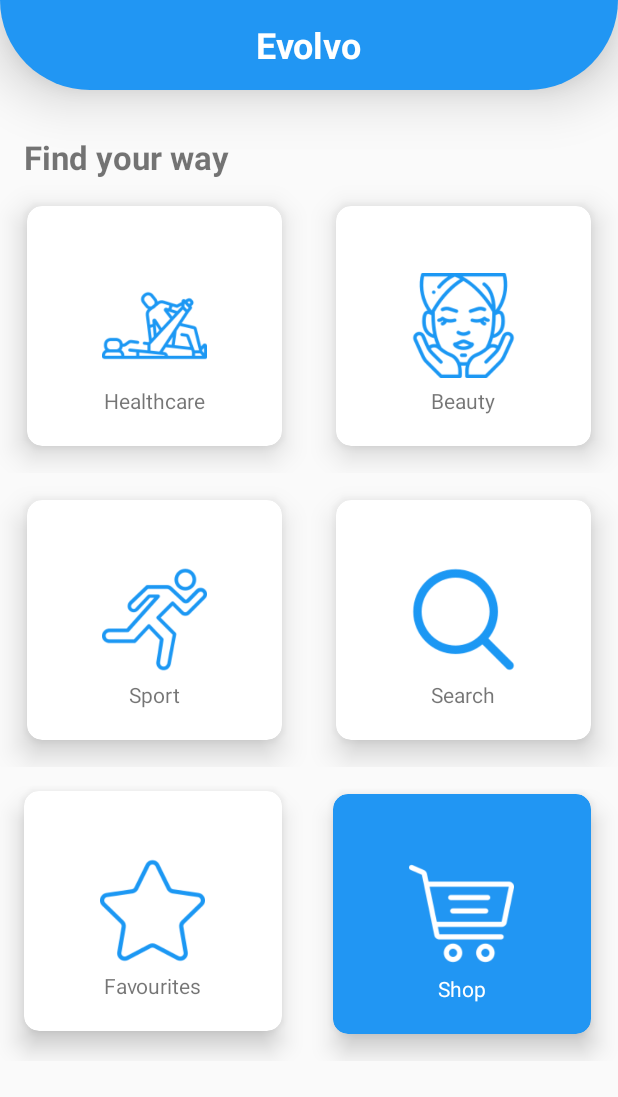
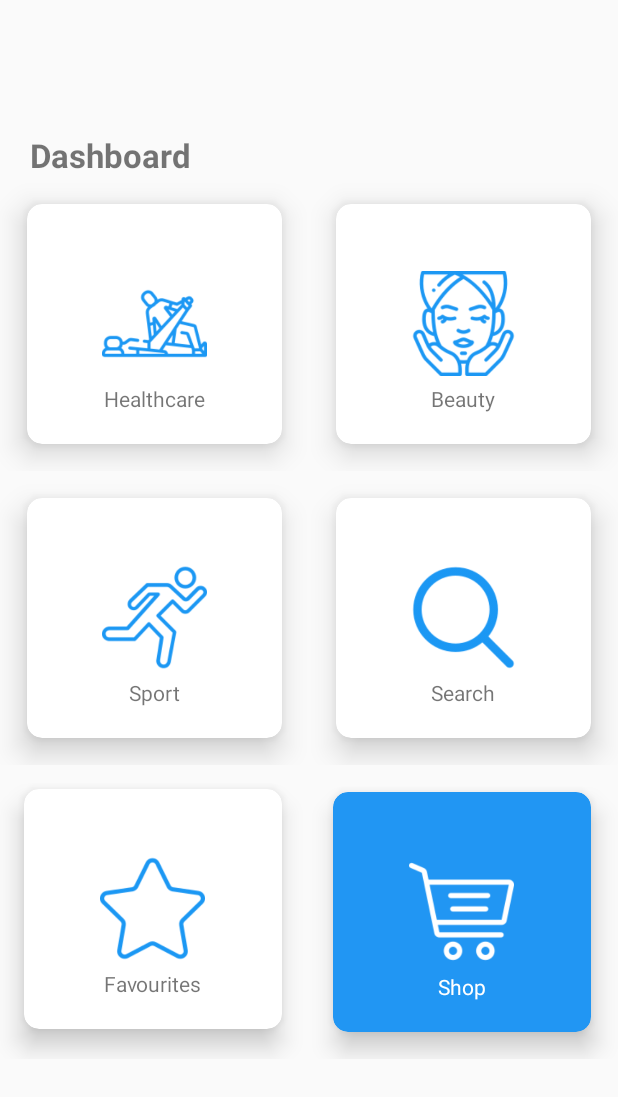
Before and after one commit to stebaia/Evolvo, an Android app: the MainActivity screen opened directly, with no data from a screen before it, on a phone screen of 412 x 824 dp. Shown: the top 1097 px of the screen. Run offline under Robolectric (Android 15) with nearby library versions, the phone set to English and light mode, and no system bars; Roboto replaces fonts that are not available here.

Commit message:
change color

```diff
--- a/app/src/main/res/layout/activity_two_chose_layout.xml
+++ b/app/src/main/res/layout/activity_two_chose_layout.xml
@@ -1,17 +1,22 @@
 <?xml version="1.0" encoding="utf-8"?>
-<LinearLayout
+<RelativeLayout
         android:orientation="vertical" xmlns:android="http://schemas.android.com/apk/res/android"
         android:layout_width="match_parent"
         android:layout_height="match_parent" xmlns:app="http://schemas.android.com/apk/res-auto">
-    <include layout="@layout/toolbar_layout"></include>
+
     <TextView
-            android:layout_marginTop="30dp"
-            android:layout_marginLeft="16dp"
+            android:layout_above="@id/linear_dashboard"
+            android:layout_marginLeft="20dp"
             android:textStyle="bold"
-            android:text="Find your way"
+            android:text="Dashboard"
             android:textSize="22dp"
             android:layout_width="wrap_content"
             android:layout_height="wrap_content"/>
+    <LinearLayout
+            android:id="@+id/linear_dashboard"
+            android:layout_centerInParent="true"
+            android:orientation="vertical" android:layout_width="match_parent"
+                  android:layout_height="wrap_content">
     <LinearLayout
             android:weightSum="2"
             android:layout_width="match_parent"
@@ -193,4 +198,5 @@
             </RelativeLayout>
         </androidx.cardview.widget.CardView>
     </LinearLayout>
-</LinearLayout>
+    </LinearLayout>
+</RelativeLayout>
--- a/app/src/main/res/layout/toolbar_layout.xml
+++ b/app/src/main/res/layout/toolbar_layout.xml
@@ -1,15 +1,16 @@
 <?xml version="1.0" encoding="utf-8"?>
 <RelativeLayout xmlns:android="http://schemas.android.com/apk/res/android"
-                android:elevation="24dp"
-              android:background="@drawable/background_bottom_rounced"
               android:layout_width="match_parent"
-              android:layout_height="60dp">
+              android:layout_height="wrap_content">
     <TextView
-            android:textSize="24dp"
-            android:textColor="@color/colorWhite"
+            android:id="@+id/title"
+            android:textSize="18dp"
+            android:textColor="@color/myPrimaryColor"
             android:textStyle="bold"
             android:text="Evolvo"
-            android:layout_centerInParent="true"
+            android:layout_marginLeft="20dp"
+            android:layout_centerVertical="true"
             android:layout_width="wrap_content" android:layout_height="wrap_content"
            />
+    <View android:layout_marginTop="20dp" android:layout_centerHorizontal="true" android:layout_below="@id/title" android:layout_width="200dp" android:layout_height="1dp" android:background="@color/myPrimaryColor"></View>
 </RelativeLayout>
--- a/app/src/main/res/values/styles.xml
+++ b/app/src/main/res/values/styles.xml
@@ -9,8 +9,8 @@
     </style>
     <style name="AppThemeNoActionBar" parent="Theme.AppCompat.Light.NoActionBar">
         <!-- Customize your theme here. -->
-        <item name="colorPrimary">@color/list_arrow</item>
-        <item name="colorPrimaryDark">@color/colorAccent</item>
-        <item name="colorAccent">@color/colorAccent</item>
+        <item name="colorPrimary">@color/colorWhite</item>
+        <item name="colorPrimaryDark">@color/myPrimaryColor</item>
+        <item name="colorAccent">@color/colorWhite</item>
     </style>
 </resources>
```
Also changed, not shown: app/src/main/res/drawable/ic_access_time_black_24dp.xml (added, +9 -0 lines), app/src/main/res/layout/item_treathment_layout.xml (added, +85 -0 lines).
